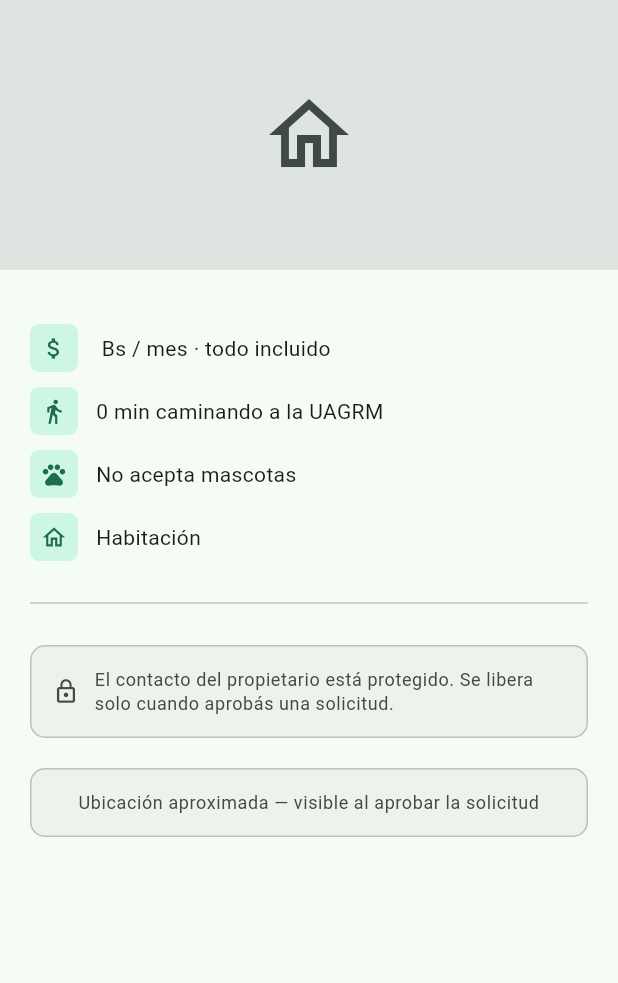
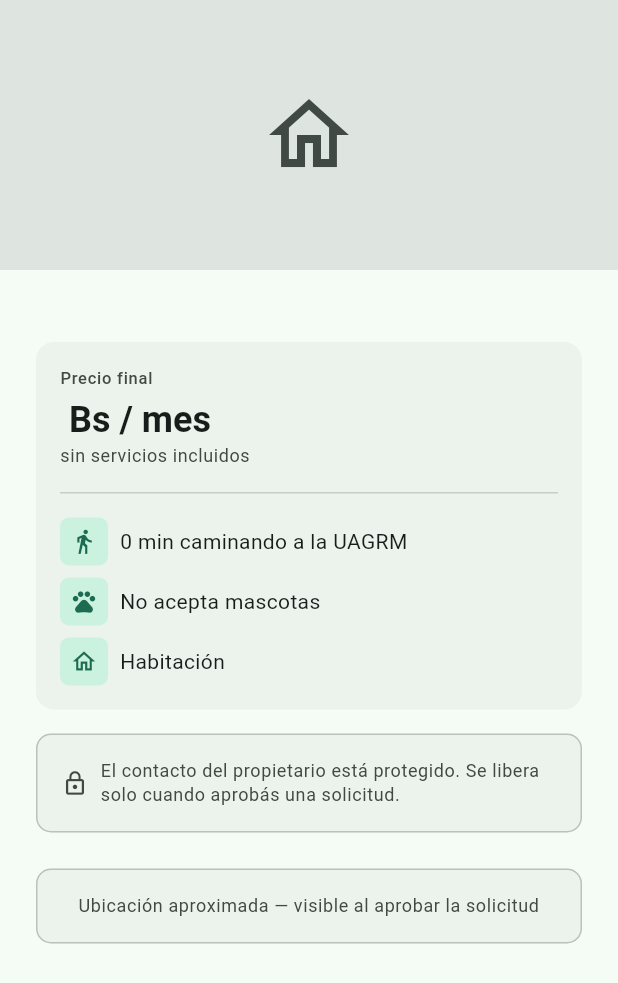
Before and after one commit to gadrilee/PetConnect, a Flutter app: the _AnuncioBody widget shown alone on an empty page, opened directly with empty values, on a phone screen of 412 x 824 dp. Shown: the top 983 px of the screen. Run offline on Flutter 3.47's test engine with Material 3 defaults, Android fonts, the phone set to English and light mode, and no system bars; our stand-ins replace flutter_secure_storage, geolocator, image_picker; accounts and stored records are empty; network calls fail.

Commit message:
feat(mobile): jerarquia, layout y escala de espaciado en 03 Anuncio
Tarea de la Clase 5, aplicada a la pantalla de decision del flujo v0.2.

- core/theme.dart: escala de espaciado con base 8 (Espacio.xs..xl), con
  la regla de cuando usar cada valor escrita en el codigo.
- anuncio_screen.dart: las cuatro condiciones de descarte pasan a estar
  agrupadas en un contenedor, y el precio final se destaca porque es el
  criterio de descarte n.1 del brief. Antes tenia el mismo peso que los
  otros tres datos.
- El subtitulo del precio deja de decir 'todo incluido' fijo: ahora se
  deriva de los servicios reales. Mostrarlo cuando no lo esta era el
  problema de la evidencia 1.
- 13 de 18 valores de espaciado estaban fuera de escala; ahora 0.
- docs/decision-clase-05.md: el registro antes/cambio/despues/siguiente.

El wireframe 03 Anuncio en Figma se rehizo con la misma estructura.

```diff
--- a/mobile/lib/core/theme.dart
+++ b/mobile/lib/core/theme.dart
@@ -1,4 +1,35 @@
 import 'package:flutter/material.dart';
+
+/// Escala de espaciado con base 8.
+///
+/// Sirve para no decidir cada distancia desde cero y para que las relaciones
+/// entre elementos sean consistentes en toda la app. La base no es una carcel:
+/// es una referencia que mantiene el ritmo.
+///
+/// La regla que decide cual usar no es estetica, es de significado:
+///   - `xs` y `sm` acercan cosas que se leen juntas (etiqueta y campo,
+///     dato y unidad, icono y texto).
+///   - `md` separa contenido relacionado dentro de un mismo grupo.
+///   - `lg` separa un grupo de informacion de otro.
+///   - `xl` separa momentos distintos de la tarea.
+class Espacio {
+  const Espacio._();
+
+  /// 4 — medio paso. Solo dentro de un mismo elemento.
+  static const double xs = 4;
+
+  /// 8 — separacion pequena entre cosas que se leen juntas.
+  static const double sm = 8;
+
+  /// 16 — contenido relacionado.
+  static const double md = 16;
+
+  /// 24 — entre grupos.
+  static const double lg = 24;
+
+  /// 32 — entre secciones o momentos de la tarea.
+  static const double xl = 32;
+}
 
 /// Tema unico de la app. Ningun widget deberia usar colores o medidas a mano:
 /// todo sale de aca, para que cambiar la identidad sea tocar un solo archivo.
--- a/mobile/lib/features/buscar/presentation/anuncio_screen.dart
+++ b/mobile/lib/features/buscar/presentation/anuncio_screen.dart
@@ -2,6 +2,7 @@ import 'package:flutter/material.dart';
 import 'package:provider/provider.dart';
 
 import '../../../core/api_client.dart';
+import '../../../core/theme.dart';
 import '../../anuncios/data/anuncio.dart';
 import '../data/solicitudes_repository.dart';
 import '../providers/solicitud_provider.dart';
@@ -70,8 +71,8 @@ class _AnuncioScreenState extends State<AnuncioScreen> {
               : _AnuncioBody(anuncio: _anuncio!),
       bottomNavigationBar: _anuncio != null
           ? Padding(
-              padding: EdgeInsets.fromLTRB(
-                  20, 8, 20, MediaQuery.of(context).padding.bottom + 16),
+              padding: EdgeInsets.fromLTRB(Espacio.lg, Espacio.sm, Espacio.lg,
+                  MediaQuery.of(context).padding.bottom + Espacio.md),
               child: FilledButton(
                 onPressed: _irASolicitar,
                 child: const Text('SOLICITAR VISITA'),
@@ -169,51 +170,92 @@ class _AnuncioBody extends StatelessWidget {
           ),
 
         Padding(
-          padding: const EdgeInsets.fromLTRB(20, 20, 20, 0),
+          padding: const EdgeInsets.fromLTRB(
+              Espacio.lg, Espacio.lg, Espacio.lg, 0),
           child: Column(
             crossAxisAlignment: CrossAxisAlignment.start,
             children: [
-              // Título
+              // ═══ 1. ORIENTAR — que estoy viendo ═══
               if (anuncio.titulo.isNotEmpty)
                 Text(anuncio.titulo,
                     style: texto.titleLarge?.copyWith(fontWeight: FontWeight.w600)),
 
-              const SizedBox(height: 16),
+              // Espacio de GRUPO: separa orientar de informar.
+              const SizedBox(height: Espacio.lg),
 
-              // ---- Las 4 condiciones de descarte ----
-              _FilaCondicion(
-                icono: Icons.attach_money,
-                texto: '${anuncio.precioFinal} Bs / mes · todo incluido',
-                esquema: Theme.of(context).colorScheme,
+              // ═══ 2. INFORMAR — las cuatro condiciones de descarte ═══
+              //
+              // Van juntas dentro de un mismo contenedor porque se leen como
+              // una sola decision: "¿me sirve o lo descarto?". Antes estaban
+              // sueltas y la separacion entre ellas era casi la misma que con
+              // el titulo, asi que no se veia que formaran un grupo.
+              Container(
+                padding: const EdgeInsets.all(Espacio.md),
+                decoration: BoxDecoration(
+                  color: esquema.surfaceContainerHighest.withValues(alpha: 0.4),
+                  borderRadius: BorderRadius.circular(12),
                 ),
-              const SizedBox(height: 10),
+                child: Column(
+                  crossAxisAlignment: CrossAxisAlignment.start,
+                  children: [
+                    // El precio final es el criterio de descarte n.º 1 del
+                    // brief, asi que se lee primero y con mas peso. Antes
+                    // tenia exactamente el mismo tamano que los otros tres.
+                    Text('Precio final',
+                        style: texto.labelSmall
+                            ?.copyWith(color: esquema.onSurfaceVariant)),
+                    const SizedBox(height: Espacio.xs),
+                    Text('${anuncio.precioFinal} Bs / mes',
+                        style: texto.headlineSmall
+                            ?.copyWith(fontWeight: FontWeight.bold)),
+                    Text(
+                      servicios.length == 3
+                          ? 'todo incluido'
+                          : servicios.isEmpty
+                              ? 'sin servicios incluidos'
+                              : 'incluye ${servicios.join(', ').toLowerCase()}',
+                      style: texto.bodySmall
+                          ?.copyWith(color: esquema.onSurfaceVariant),
+                    ),
+
+                    const SizedBox(height: Espacio.md),
+                    Divider(
+                        height: 1,
+                        color: esquema.outline.withValues(alpha: 0.3)),
+                    const SizedBox(height: Espacio.md),
+
+                    // Los otros tres datos comparten peso entre si.
                     _FilaCondicion(
                       icono: Icons.directions_walk,
-                texto: '${anuncio.minutosCaminando} min caminando a la UAGRM',
-                esquema: Theme.of(context).colorScheme,
+                      texto:
+                          '${anuncio.minutosCaminando} min caminando a la UAGRM',
+                      esquema: esquema,
                     ),
-              const SizedBox(height: 10),
+                    const SizedBox(height: Espacio.sm),
                     _FilaCondicion(
-                icono: anuncio.aceptaMascotas ? Icons.pets : Icons.pets_outlined,
-                texto: anuncio.aceptaMascotas ? 'Acepta mascotas' : 'No acepta mascotas',
-                esquema: Theme.of(context).colorScheme,
+                      icono:
+                          anuncio.aceptaMascotas ? Icons.pets : Icons.pets_outlined,
+                      texto: anuncio.aceptaMascotas
+                          ? 'Acepta mascotas'
+                          : 'No acepta mascotas',
+                      esquema: esquema,
                     ),
-              const SizedBox(height: 10),
+                    const SizedBox(height: Espacio.sm),
                     _FilaCondicion(
                       icono: Icons.home_outlined,
                       texto: '${anuncio.tipoEspacio.etiqueta}'
                           '${anuncio.restricciones.isNotEmpty ? " · ${anuncio.restricciones}" : ""}',
-                esquema: Theme.of(context).colorScheme,
+                      esquema: esquema,
+                    ),
+                  ],
+                ),
               ),
 
-              const Padding(
-                padding: EdgeInsets.symmetric(vertical: 20),
-                child: Divider(),
-              ),
+              const SizedBox(height: Espacio.md),
 
               // ---- Contacto protegido ----
               Container(
-                padding: const EdgeInsets.all(14),
+                padding: const EdgeInsets.all(Espacio.md),
                 decoration: BoxDecoration(
                   color: esquema.surfaceContainerHighest.withValues(alpha: 0.4),
                   borderRadius: BorderRadius.circular(10),
@@ -222,7 +264,7 @@ class _AnuncioBody extends StatelessWidget {
                 child: Row(
                   children: [
                     Icon(Icons.lock_outline, size: 18, color: esquema.onSurfaceVariant),
-                    const SizedBox(width: 10),
+                    const SizedBox(width: Espacio.sm),
                     Expanded(
                       child: Text(
                         'El contacto del propietario está protegido. '
@@ -236,13 +278,13 @@ class _AnuncioBody extends StatelessWidget {
 
               // ---- Servicios incluidos ----
               if (servicios.isNotEmpty) ...[
-                const SizedBox(height: 20),
+                const SizedBox(height: Espacio.lg),
                 Text('Servicios incluidos',
                     style: texto.labelMedium?.copyWith(color: esquema.onSurfaceVariant)),
-                const SizedBox(height: 8),
+                const SizedBox(height: Espacio.sm),
                 Wrap(
-                  spacing: 8,
-                  runSpacing: 8,
+                  spacing: Espacio.sm,
+                  runSpacing: Espacio.sm,
                   children: servicios
                       .map((s) => Chip(
                             label: Text(s, style: const TextStyle(fontSize: 12)),
@@ -255,10 +297,10 @@ class _AnuncioBody extends StatelessWidget {
               ],
 
               // ---- Ubicación aproximada ----
-              const SizedBox(height: 20),
+              const SizedBox(height: Espacio.lg),
               Container(
                 width: double.infinity,
-                padding: const EdgeInsets.all(14),
+                padding: const EdgeInsets.all(Espacio.md),
                 decoration: BoxDecoration(
                   color: esquema.surfaceContainerHighest.withValues(alpha: 0.4),
                   borderRadius: BorderRadius.circular(10),
@@ -273,7 +315,7 @@ class _AnuncioBody extends StatelessWidget {
                 ),
               ),
 
-              const SizedBox(height: 12),
+              const SizedBox(height: Espacio.md),
             ],
           ),
         ),
@@ -306,7 +348,7 @@ class _FilaCondicion extends StatelessWidget {
           ),
           child: Icon(icono, size: 18, color: esquema.primary),
         ),
-        const SizedBox(width: 12),
+        const SizedBox(width: Espacio.sm),
         Expanded(
           child: Text(
             texto,
```
Also changed, not shown: 1 other file. Lines whose indentation alone changed are shown as unchanged.
